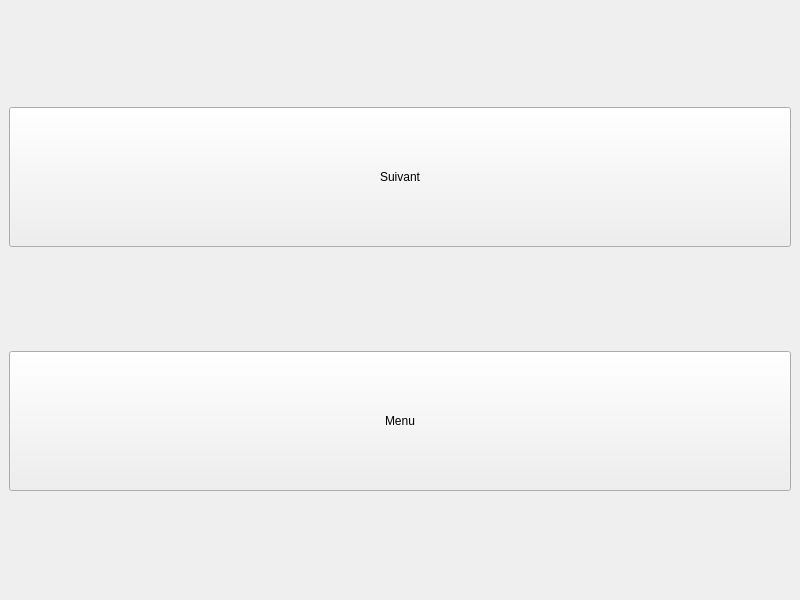
First picture: the form in end.ui, repository Embedded-Solution/ArcheryTimer, before the edit.
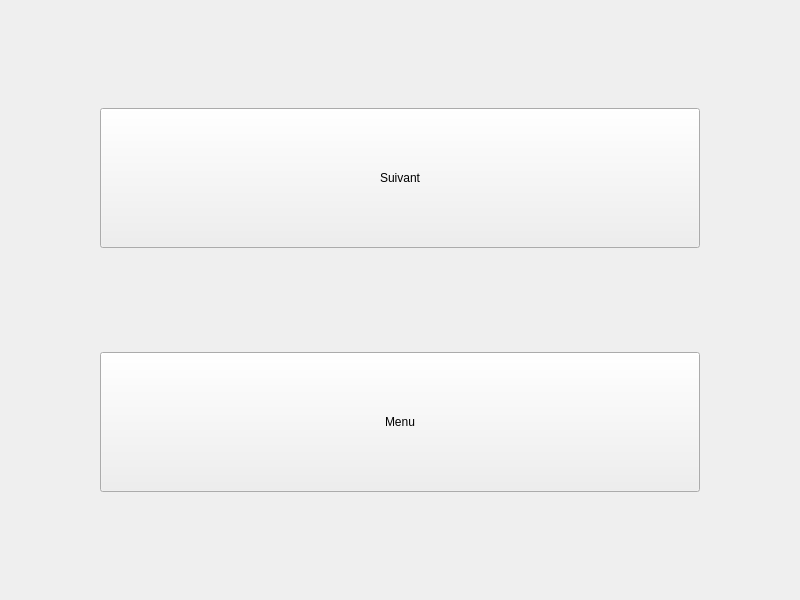
Second picture: the form after the edit.

The edit to the form file:
```diff
--- a/end.ui
+++ b/end.ui
@@ -14,7 +14,37 @@
    <string>MainWindow</string>
   </property>
   <widget class="QWidget" name="centralwidget">
+   <layout class="QVBoxLayout" name="verticalLayout_2">
+    <item>
+     <layout class="QHBoxLayout" name="horizontalLayout">
+      <item>
+       <spacer name="horizontalSpacer">
+        <property name="orientation">
+         <enum>Qt::Horizontal</enum>
+        </property>
+        <property name="sizeHint" stdset="0">
+         <size>
+          <width>40</width>
+          <height>20</height>
+         </size>
+        </property>
+       </spacer>
+      </item>
+      <item>
    <layout class="QVBoxLayout" name="verticalLayout">
+        <item>
+         <spacer name="verticalSpacer">
+          <property name="orientation">
+           <enum>Qt::Vertical</enum>
+          </property>
+          <property name="sizeHint" stdset="0">
+           <size>
+            <width>20</width>
+            <height>40</height>
+           </size>
+          </property>
+         </spacer>
+        </item>
     <item>
      <widget class="QPushButton" name="nextPB">
       <property name="minimumSize">
@@ -23,11 +53,30 @@
         <height>140</height>
        </size>
       </property>
+          <property name="maximumSize">
+           <size>
+            <width>600</width>
+            <height>140</height>
+           </size>
+          </property>
       <property name="text">
        <string>Suivant</string>
       </property>
      </widget>
     </item>
+        <item>
+         <spacer name="verticalSpacer_2">
+          <property name="orientation">
+           <enum>Qt::Vertical</enum>
+          </property>
+          <property name="sizeHint" stdset="0">
+           <size>
+            <width>20</width>
+            <height>40</height>
+           </size>
+          </property>
+         </spacer>
+        </item>
     <item>
      <widget class="QPushButton" name="homePB">
       <property name="minimumSize">
@@ -36,10 +85,46 @@
         <height>140</height>
        </size>
       </property>
+          <property name="maximumSize">
+           <size>
+            <width>600</width>
+            <height>140</height>
+           </size>
+          </property>
       <property name="text">
        <string>Menu</string>
       </property>
      </widget>
+        </item>
+        <item>
+         <spacer name="verticalSpacer_3">
+          <property name="orientation">
+           <enum>Qt::Vertical</enum>
+          </property>
+          <property name="sizeHint" stdset="0">
+           <size>
+            <width>20</width>
+            <height>40</height>
+           </size>
+          </property>
+         </spacer>
+        </item>
+       </layout>
+      </item>
+      <item>
+       <spacer name="horizontalSpacer_2">
+        <property name="orientation">
+         <enum>Qt::Horizontal</enum>
+        </property>
+        <property name="sizeHint" stdset="0">
+         <size>
+          <width>40</width>
+          <height>20</height>
+         </size>
+        </property>
+       </spacer>
+      </item>
+     </layout>
     </item>
    </layout>
   </widget>
```
Lines whose indentation alone changed are shown as unchanged.
